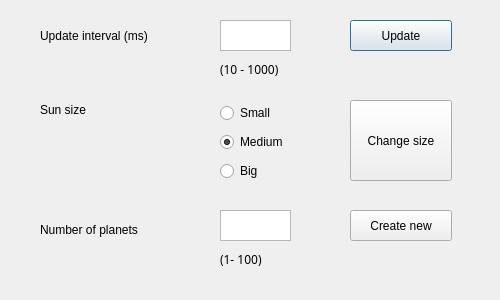
The window that basicmode.ui (bao-ho/Cpp-Solar-System-Simulator) describes before a commit, drawn with Qt 5.
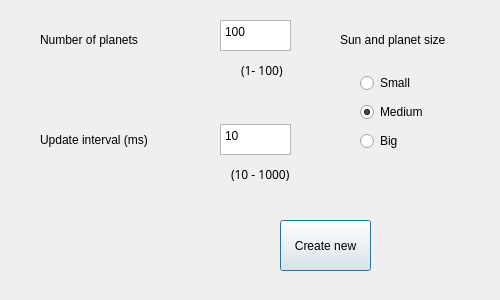
The same window after the commit.

```diff
--- a/basicmode.ui
+++ b/basicmode.ui
@@ -17,7 +17,7 @@
    <property name="geometry">
     <rect>
      <x>40</x>
-     <y>220</y>
+     <y>30</y>
      <width>141</width>
      <height>19</height>
     </rect>
@@ -30,17 +30,20 @@
    <property name="geometry">
     <rect>
      <x>220</x>
-     <y>210</y>
+     <y>20</y>
      <width>71</width>
      <height>31</height>
     </rect>
    </property>
+   <property name="plainText">
+    <string>100</string>
+   </property>
   </widget>
   <widget class="QLabel" name="label_2">
    <property name="geometry">
     <rect>
      <x>40</x>
-     <y>26</y>
+     <y>130</y>
      <width>161</width>
      <height>19</height>
     </rect>
@@ -53,58 +56,35 @@
    <property name="geometry">
     <rect>
      <x>220</x>
-     <y>20</y>
+     <y>124</y>
      <width>71</width>
      <height>31</height>
     </rect>
    </property>
+   <property name="plainText">
+    <string>10</string>
+   </property>
   </widget>
   <widget class="QLabel" name="label_3">
    <property name="geometry">
     <rect>
-     <x>40</x>
-     <y>100</y>
-     <width>72</width>
+     <x>340</x>
+     <y>30</y>
+     <width>141</width>
      <height>19</height>
     </rect>
    </property>
    <property name="text">
-    <string>Sun size</string>
-   </property>
-  </widget>
-  <widget class="QPushButton" name="updateButton">
-   <property name="geometry">
-    <rect>
-     <x>350</x>
-     <y>20</y>
-     <width>102</width>
-     <height>31</height>
-    </rect>
-   </property>
-   <property name="text">
-    <string>Update</string>
-   </property>
-  </widget>
-  <widget class="QPushButton" name="changeSizeButton">
-   <property name="geometry">
-    <rect>
-     <x>350</x>
-     <y>100</y>
-     <width>102</width>
-     <height>81</height>
-    </rect>
-   </property>
-   <property name="text">
-    <string>Change size</string>
+    <string>Sun and planet size</string>
    </property>
   </widget>
   <widget class="QPushButton" name="createNewButton">
    <property name="geometry">
     <rect>
-     <x>350</x>
-     <y>210</y>
-     <width>102</width>
-     <height>31</height>
+     <x>280</x>
+     <y>220</y>
+     <width>91</width>
+     <height>51</height>
     </rect>
    </property>
    <property name="text">
@@ -114,8 +94,8 @@
   <widget class="QWidget" name="layoutWidget">
    <property name="geometry">
     <rect>
-     <x>220</x>
-     <y>100</y>
+     <x>360</x>
+     <y>70</y>
      <width>91</width>
      <height>86</height>
     </rect>
@@ -150,10 +130,10 @@
   <widget class="QLabel" name="label_4">
    <property name="geometry">
     <rect>
-     <x>220</x>
-     <y>60</y>
-     <width>72</width>
-     <height>19</height>
+     <x>231</x>
+     <y>164</y>
+     <width>61</width>
+     <height>20</height>
     </rect>
    </property>
    <property name="font">
@@ -168,10 +148,10 @@
   <widget class="QLabel" name="label_5">
    <property name="geometry">
     <rect>
-     <x>220</x>
-     <y>250</y>
-     <width>72</width>
-     <height>19</height>
+     <x>241</x>
+     <y>60</y>
+     <width>51</width>
+     <height>20</height>
     </rect>
    </property>
    <property name="font">
```
Left out of the diff: 10 changed lines with no effect on the pictures.
